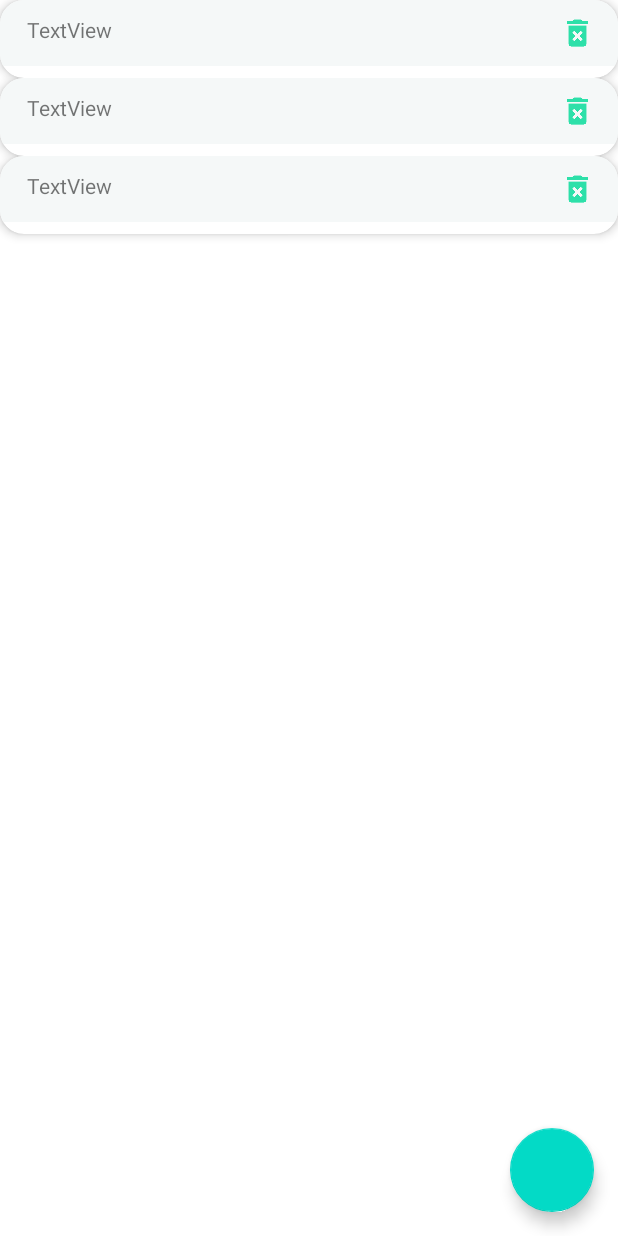
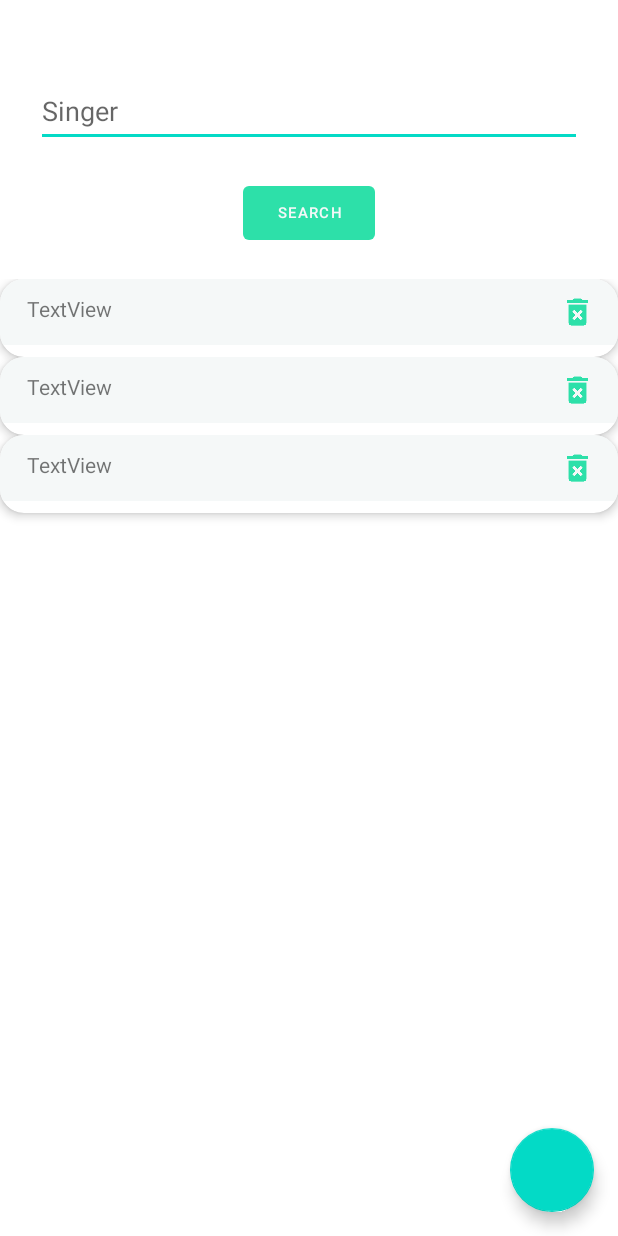
Before and after one commit to andresmarnezAppDevelopment/Trabajo-Final-Android, an Android app: the layout fragment_busqueda.xml on its own in the app's theme, with its tools: preview values and no code run, on a phone screen of 412 x 824 dp. Run offline under Robolectric (Android 15) with nearby library versions, the phone set to English and light mode, and no system bars.

Commit message:
Layout fragment_busqueda.xml modificado

```diff
--- a/app/src/main/res/layout/fragment_busqueda.xml
+++ b/app/src/main/res/layout/fragment_busqueda.xml
@@ -16,16 +16,52 @@
         android:layout_margin="16dp"
         />
 
+
+    <EditText
+        android:id="@+id/Singer"
+        android:layout_width="0dp"
+        android:layout_height="wrap_content"
+        android:layout_marginStart="24dp"
+        android:layout_marginTop="50dp"
+        android:layout_marginEnd="24dp"
+        android:hint="@string/prompt_busqueda"
+        android:inputType="textPersonName"
+        android:minHeight="48dp"
+        android:selectAllOnFocus="true"
+        android:textColor="@color/blanco"
+        app:layout_constraintEnd_toEndOf="parent"
+        app:layout_constraintStart_toStartOf="parent"
+        app:layout_constraintTop_toTopOf="parent" />
+
+
+    <Button
+        android:id="@+id/btBuscar"
+        android:layout_width="wrap_content"
+        android:layout_height="wrap_content"
+        android:layout_gravity="start"
+        android:layout_marginStart="48dp"
+        android:layout_marginTop="20dp"
+        android:layout_marginEnd="48dp"
+        android:enabled="false"
+        android:text="@string/action_search"
+        android:textColor="@color/blanco"
+        android:textSize="10sp"
+        app:backgroundTint="@color/verde"
+        app:iconTint="@color/verde"
+        app:layout_constraintEnd_toEndOf="parent"
+        app:layout_constraintStart_toStartOf="parent"
+        app:layout_constraintTop_toBottomOf="@+id/Singer" />
+
     <androidx.recyclerview.widget.RecyclerView
         android:id="@+id/recyclerview"
         android:layout_width="0dp"
         android:layout_height="0dp"
+        android:layout_marginTop="20dp"
         app:layout_constraintBottom_toBottomOf="parent"
         app:layout_constraintHorizontal_bias="0.0"
         app:layout_constraintLeft_toLeftOf="parent"
         app:layout_constraintRight_toRightOf="parent"
-        app:layout_constraintTop_toTopOf="parent"
-        app:layout_constraintVertical_bias="1.0"
+        app:layout_constraintTop_toBottomOf="@+id/btBuscar"
         tools:listitem="@layout/playlist_item" />
 
 
--- a/app/src/main/res/values/strings.xml
+++ b/app/src/main/res/values/strings.xml
@@ -54,4 +54,6 @@
     <string name="login_failed">"Login failed"</string>
     <!-- TODO: Remove or change this placeholder text -->
     <string name="hello_blank_fragment">Hello blank fragment</string>
+    <string name="action_search">Search</string>
+    <string name="prompt_busqueda">Singer</string>
 </resources>
```
Also changed, not shown: 1 other file.
